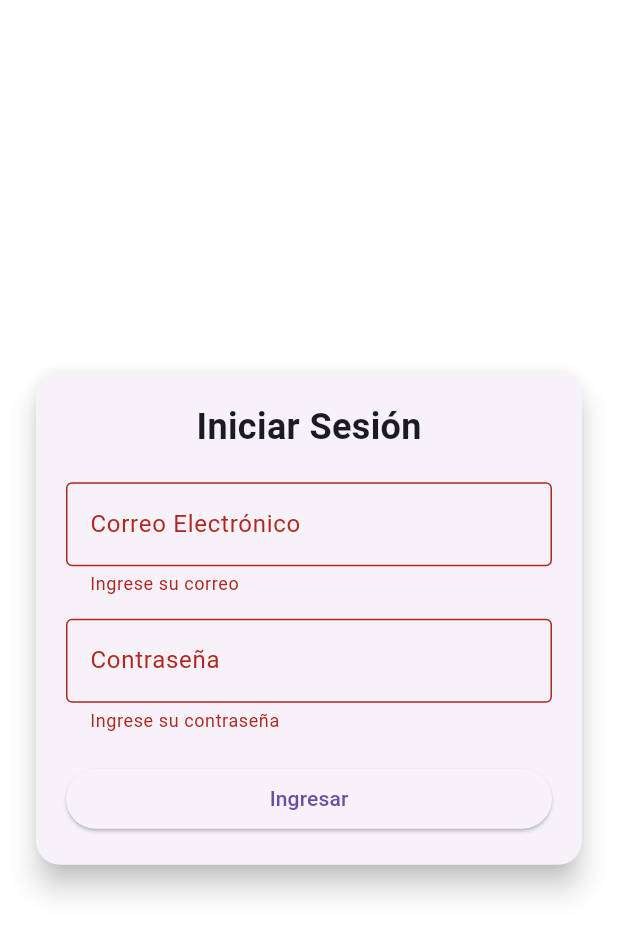
After one commit to luisabelherrera/proyectoasistencia, a Flutter app: the screen it shows after launch, after a tap on "Ingresar", on a phone screen of 412 x 824 dp. The commit adds this screen. Shown: the top 936 px of the screen. Run offline on Flutter 3.47's test engine with Material 3 defaults, Android fonts, the phone set to English and light mode, and no system bars; our stand-ins replace video_player; network calls fail.

Commit message:
Update API base URL and implement login functionality with navigation

```diff
--- a/lib/main.dart
+++ b/lib/main.dart
@@ -1,5 +1,7 @@
 import 'package:flutter/material.dart';
-import 'package:proyectoasistencia/screens/noticias_page.dart';
+import 'package:proyectoasistencia/screens/agregar-noticia.dart';
+import 'package:proyectoasistencia/screens/login_page.dart';
+
 
 void main() {
   runApp(const MyApp());
@@ -12,31 +14,20 @@ class MyApp extends StatelessWidget {
   Widget build(BuildContext context) {
     return MaterialApp(
       debugShowCheckedModeBanner: false,
-      home: const NoticiasPage(),
+      home: const LoginPage(),
+
+      initialRoute: '/',
+    routes: {
+      '/agregar-noticia': (context) => AgregarNoticiaScreen(),
+    },
       theme: ThemeData(
-        primaryColor: const Color.fromARGB(255, 0, 0, 0),
+        primaryColor: Colors.black,
         scaffoldBackgroundColor: Colors.white,
         appBarTheme: const AppBarTheme(
           elevation: 0,
-          backgroundColor: Color.fromARGB(255, 0, 0, 0),
+          backgroundColor: Colors.black,
           foregroundColor: Colors.white,
-          titleTextStyle: TextStyle(
-            fontSize: 20,
-            fontWeight: FontWeight.w600,
-            letterSpacing: 1.2,
-          ),
-        ),
-        drawerTheme: const DrawerThemeData(
-          backgroundColor: Color(0xFF1A1A2E),
-          elevation: 0,
-        ),
-        textTheme: const TextTheme(
-          bodyMedium: TextStyle(color: Colors.black87, fontFamily: 'Roboto'),
-          headlineSmall: TextStyle(color: Colors.white, fontWeight: FontWeight.bold),
-        ),
-        cardTheme: const CardTheme(
-          elevation: 6,
-          shape: RoundedRectangleBorder(borderRadius: BorderRadius.all(Radius.circular(16))),
+
         ),
       ),
     );
--- a/lib/models/Noticia.dart
+++ b/lib/models/Noticia.dart
@@ -18,7 +18,7 @@ class Noticia {
   });
 
   factory Noticia.fromJson(Map<String, dynamic> json) {
-    const String baseUrl = 'http://192.168.1.18:9098';
+    const String baseUrl = 'http://192.168.203.14:9098';
     final imagenUrl = json['imagenPath'] != null ? '$baseUrl/api/noticias/imagen/${json['id']}' : null;
     final videoUrl = json['videoPath'] != null ? '$baseUrl/api/noticias/video/${json['id']}' : null;
     print('Imagen URL: $imagenUrl');
--- /dev/null
+++ b/lib/screens/login_page.dart
@@ -0,0 +1,25 @@
+import 'package:flutter/material.dart';
+import 'package:proyectoasistencia/widgets/login_form.dart';
+
+class LoginPage extends StatelessWidget {
+  const LoginPage({super.key});
+
+  @override
+  Widget build(BuildContext context) {
+    return Scaffold(
+      body: Padding(
+        padding: const EdgeInsets.all(20.0),
+        child: Center(
+          child: Card(
+            elevation: 8,
+            shape: RoundedRectangleBorder(borderRadius: BorderRadius.circular(16)),
+            child: const Padding(
+              padding: EdgeInsets.all(20.0),
+              child: LoginForm(),
+            ),
+          ),
+        ),
+      ),
+    );
+  }
+}
--- a/lib/services/noticia_service.dart
+++ b/lib/services/noticia_service.dart
@@ -3,7 +3,7 @@ import 'package:http/http.dart' as http;
 import 'package:proyectoasistencia/models/Noticia.dart';
 
 class NoticiaService {
-  static const String baseUrl = 'http://192.168.1.18:9098/api/noticias';
+  static const String baseUrl = 'http://192.168.203.14:9098/api/noticias';
 
   Future<List<Noticia>> obtenerNoticias() async {
     try {
--- /dev/null
+++ b/lib/widgets/login_form.dart
@@ -0,0 +1,77 @@
+import 'package:flutter/material.dart';
+import 'package:proyectoasistencia/screens/noticias_page.dart';
+
+class LoginForm extends StatefulWidget {
+  const LoginForm({super.key});
+
+  @override
+  _LoginFormState createState() => _LoginFormState();
+}
+
+class _LoginFormState extends State<LoginForm> {
+  final _formKey = GlobalKey<FormState>();
+  final TextEditingController _emailController = TextEditingController();
+  final TextEditingController _passwordController = TextEditingController();
+
+  void _login() {
+    if (_formKey.currentState!.validate()) {
+      Navigator.pushReplacement(
+        context,
+        MaterialPageRoute(builder: (context) => const NoticiasPage()),
+      );
+    }
+  }
+
+  @override
+  Widget build(BuildContext context) {
+    return Form(
+      key: _formKey,
+      child: Column(
+        mainAxisSize: MainAxisSize.min,
+        children: [
+          const Text(
+            "Iniciar Sesión",
+            style: TextStyle(fontSize: 24, fontWeight: FontWeight.bold),
+          ),
+          const SizedBox(height: 20),
+          TextFormField(
+            controller: _emailController,
+            decoration: const InputDecoration(
+              labelText: "Correo Electrónico",
+              border: OutlineInputBorder(),
+            ),
+            validator: (value) {
+              if (value == null || value.isEmpty) {
+                return "Ingrese su correo";
+              }
+              return null;
+            },
+          ),
+          const SizedBox(height: 15),
+          TextFormField(
+            controller: _passwordController,
+            obscureText: true,
+            decoration: const InputDecoration(
+              labelText: "Contraseña",
+              border: OutlineInputBorder(),
+            ),
+            validator: (value) {
+              if (value == null || value.isEmpty) {
+                return "Ingrese su contraseña";
+              }
+              return null;
+            },
+          ),
+          const SizedBox(height: 20),
+          SizedBox(
+            width: double.infinity,
+            child: ElevatedButton(
+              onPressed: _login,
+              child: const Text("Ingresar"),
+            ),
+          ),
+        ],
+      ),
+    );
+  }
+}
```
Also changed, not shown: lib/screens/agregar-noticia.dart (added, +168 -0 lines), lib/widgets/admin_drawer.dart (+7 -3 lines).
